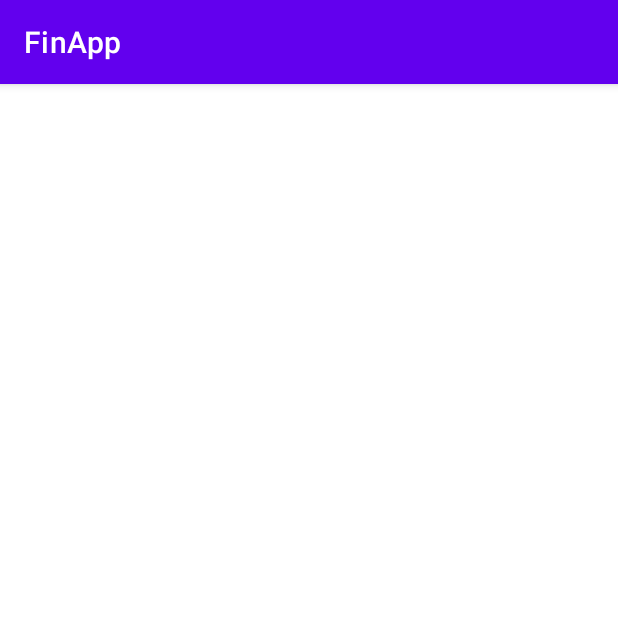
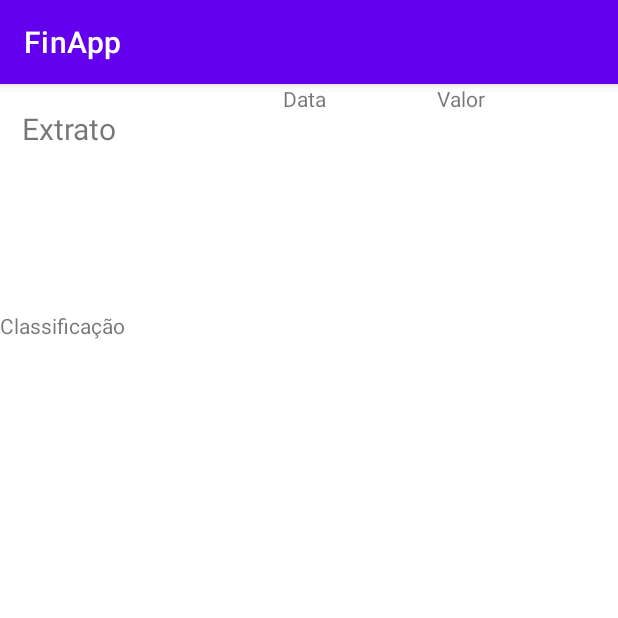
Before and after one commit to GuilhermeJanke/FinApp, an Android app: the ActivityExtrato screen opened directly, with no data from a screen before it, on a phone screen of 412 x 824 dp, the top half of it. Run offline under Robolectric (Android 15) with nearby library versions, the phone set to English and light mode, and no system bars.

```diff
--- a/app/src/main/java/com/example/finapp/ActivityExtrato.java
+++ b/app/src/main/java/com/example/finapp/ActivityExtrato.java
@@ -3,6 +3,10 @@ package com.example.finapp;
 import androidx.appcompat.app.AppCompatActivity;
 
 import android.os.Bundle;
+import android.widget.ArrayAdapter;
+import android.widget.EditText;
+import android.widget.ListView;
+import android.widget.TextView;
 
 public class ActivityExtrato extends AppCompatActivity {
 
@@ -10,5 +14,8 @@ public class ActivityExtrato extends AppCompatActivity {
     protected void onCreate(Bundle savedInstanceState) {
         super.onCreate(savedInstanceState);
         setContentView(R.layout.activity_extrato);
+
+        TextView saldo = findViewById(R.id.textViewExtract);
+
     }
 }
--- a/app/src/main/java/com/example/finapp/ActivityListaClassificada.java
+++ b/app/src/main/java/com/example/finapp/ActivityListaClassificada.java
@@ -3,6 +3,12 @@ package com.example.finapp;
 import androidx.appcompat.app.AppCompatActivity;
 
 import android.os.Bundle;
+import android.widget.TextView;
+
+import com.example.finapp.database.Operation;
+import com.example.finapp.database.OperationsDAO;
+
+import java.util.List;
 
 public class ActivityListaClassificada extends AppCompatActivity {
 
--- a/app/src/main/res/layout/activity_extrato.xml
+++ b/app/src/main/res/layout/activity_extrato.xml
@@ -4,4 +4,62 @@
     xmlns:tools="http://schemas.android.com/tools"
     android:layout_width="match_parent"
     android:layout_height="match_parent"
-    tools:context=".ActivityExtrato"/>
+    tools:context=".ActivityExtrato">
+
+    <TextView
+        android:id="@+id/textView7"
+        android:layout_width="wrap_content"
+        android:layout_height="wrap_content"
+        android:layout_marginTop="16dp"
+        android:text="Extrato"
+        android:textSize="20sp"
+        app:layout_constraintEnd_toStartOf="@+id/textView11"
+        app:layout_constraintStart_toStartOf="@+id/textView11"
+        app:layout_constraintTop_toTopOf="parent" />
+
+    <TextView
+        android:id="@+id/textView8"
+        android:layout_width="wrap_content"
+        android:layout_height="wrap_content"
+        android:layout_marginTop="151dp"
+        android:text="Classificação"
+        app:layout_constraintTop_toTopOf="parent"
+        tools:layout_editor_absoluteX="46dp" />
+
+    <TextView
+        android:id="@+id/textView9"
+        android:layout_width="wrap_content"
+        android:layout_height="wrap_content"
+        android:text="Data"
+        app:layout_constraintStart_toStartOf="@+id/textViewExtract"
+        tools:layout_editor_absoluteY="151dp" />
+
+    <TextView
+        android:id="@+id/textView10"
+        android:layout_width="wrap_content"
+        android:layout_height="wrap_content"
+        android:layout_marginStart="74dp"
+        android:text="Valor"
+        app:layout_constraintStart_toEndOf="@+id/textView9"
+        tools:layout_editor_absoluteY="151dp" />
+
+    <TextView
+        android:id="@+id/textView11"
+        android:layout_width="wrap_content"
+        android:layout_height="wrap_content"
+        android:layout_marginStart="46dp"
+        android:text="Saldo atual: R$"
+        android:textSize="20sp"
+        app:layout_constraintBaseline_toBaselineOf="@+id/textViewExtract"
+        app:layout_constraintStart_toStartOf="parent" />
+
+    <TextView
+        android:id="@+id/textViewExtract"
+        android:layout_width="wrap_content"
+        android:layout_height="wrap_content"
+        android:layout_marginStart="11dp"
+        android:layout_marginBottom="45dp"
+        android:textSize="20sp"
+        app:layout_constraintBottom_toTopOf="@+id/textView9"
+        app:layout_constraintStart_toEndOf="@+id/textView11" />
+</androidx.constraintlayout.widget.ConstraintLayout>
```
Also changed, not shown: app/src/main/java/com/example/finapp/database/OperationsDAO.java (+40 -0 lines).
